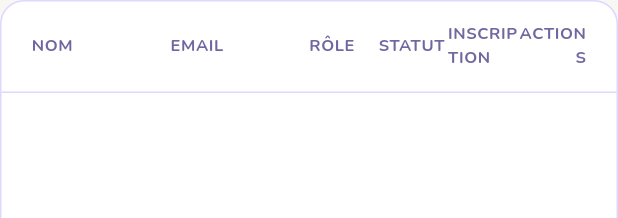
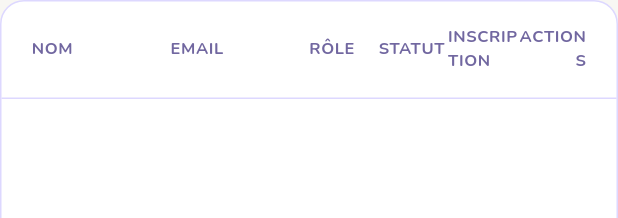
Before and after one commit to fonkoukevin/Plumora-frontend, a Flutter app: the _UsersTable widget shown alone on an empty page, opened directly with empty values, on a phone screen of 412 x 824 dp. Shown: the top 218 px of the screen. Run offline on Flutter 3.47's test engine with Material 3 defaults, Android fonts, the phone set to English and light mode, and no system bars; our stand-ins replace dio, flutter_riverpod, flutter_secure_storage, go_router, google_fonts; missing offline and left inert: file_selector, google_sign_in_all_platforms; accounts and stored records are empty; network calls fail.

Commit message:
Aeration supplementaire du tableau Utilisateurs

```diff
--- a/lib/features/admin/presentation/admin_users_screen.dart
+++ b/lib/features/admin/presentation/admin_users_screen.dart
@@ -632,7 +632,7 @@ class _UsersTable extends StatelessWidget {
       child: Column(
         children: [
           Container(
-            padding: const EdgeInsets.symmetric(horizontal: 20, vertical: 14),
+            padding: const EdgeInsets.symmetric(horizontal: 20, vertical: 16),
             decoration: const BoxDecoration(
               border: Border(bottom: BorderSide(color: AdminColors.border)),
             ),
@@ -697,7 +697,7 @@ class _UserRow extends StatelessWidget {
   @override
   Widget build(BuildContext context) {
     return Padding(
-      padding: const EdgeInsets.symmetric(horizontal: 20, vertical: 16),
+      padding: const EdgeInsets.symmetric(horizontal: 20, vertical: 24),
       child: Row(
         children: [
           Expanded(
```
